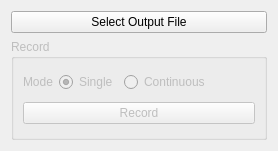
Before: the Qt Designer form BetaProbe/Resources/UI/qSlicerBetaProbeLogRecorderWidget.ui in lchauvin/BetaProbe, drawn with Qt 5.
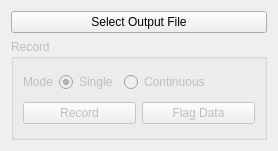
After: the same form once the commit is applied. Custom widgets are drawn as their Qt base class.

Commit message: ENH: Possibility to mark data when continuous recording

Patch:
```diff
--- a/BetaProbe/Resources/UI/qSlicerBetaProbeLogRecorderWidget.ui
+++ b/BetaProbe/Resources/UI/qSlicerBetaProbeLogRecorderWidget.ui
@@ -72,11 +72,22 @@
        </layout>
       </item>
       <item>
+       <layout class="QHBoxLayout" name="horizontalLayout_2">
+        <item>
        <widget class="QPushButton" name="RecordButton">
         <property name="text">
          <string>Record</string>
         </property>
        </widget>
+        </item>
+        <item>
+         <widget class="QPushButton" name="FlagDataButton">
+          <property name="text">
+           <string>Flag Data</string>
+          </property>
+         </widget>
+        </item>
+       </layout>
       </item>
      </layout>
     </widget>
```
Lines whose indentation alone changed are shown as unchanged. The commit also changes 2 other files.
